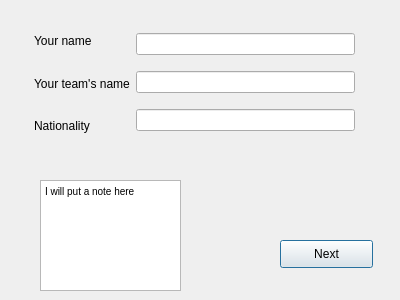
Old version of the form BTM_Qt/startmenu.ui in the repository skandermoalla/CSE201-Top5.
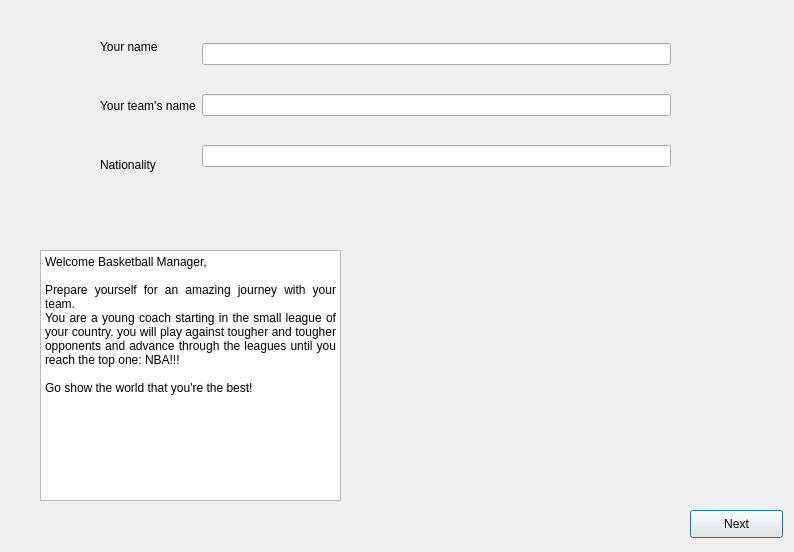
New version of the form.

Diff of the .ui file:
```diff
--- a/BTM_Qt/startmenu.ui
+++ b/BTM_Qt/startmenu.ui
@@ -6,8 +6,8 @@
    <rect>
     <x>0</x>
     <y>0</y>
-    <width>400</width>
-    <height>300</height>
+    <width>794</width>
+    <height>552</height>
    </rect>
   </property>
   <property name="windowTitle">
@@ -17,9 +17,9 @@
    <property name="geometry">
     <rect>
      <x>40</x>
-     <y>180</y>
-     <width>141</width>
-     <height>111</height>
+     <y>250</y>
+     <width>301</width>
+     <height>251</height>
     </rect>
    </property>
    <property name="html">
@@ -27,14 +27,19 @@
 &lt;html&gt;&lt;head&gt;&lt;meta name=&quot;qrichtext&quot; content=&quot;1&quot; /&gt;&lt;style type=&quot;text/css&quot;&gt;
 p, li { white-space: pre-wrap; }
 &lt;/style&gt;&lt;/head&gt;&lt;body style=&quot; font-family:'MS Shell Dlg 2'; font-size:7.8pt; font-weight:400; font-style:normal;&quot;&gt;
-&lt;p style=&quot; margin-top:0px; margin-bottom:0px; margin-left:0px; margin-right:0px; -qt-block-indent:0; text-indent:0px;&quot;&gt;I will put a note here&lt;/p&gt;&lt;/body&gt;&lt;/html&gt;</string>
+&lt;p style=&quot; margin-top:0px; margin-bottom:0px; margin-left:0px; margin-right:0px; -qt-block-indent:0; text-indent:0px;&quot;&gt;&lt;span style=&quot; font-size:9pt; color:#000000;&quot;&gt;Welcome Basketball Manager,&lt;/span&gt;&lt;/p&gt;
+&lt;p style=&quot;-qt-paragraph-type:empty; margin-top:0px; margin-bottom:0px; margin-left:0px; margin-right:0px; -qt-block-indent:0; text-indent:0px; font-size:9pt; color:#ff0000;&quot;&gt;&lt;br /&gt;&lt;/p&gt;
+&lt;p align=&quot;justify&quot; style=&quot; margin-top:0px; margin-bottom:0px; margin-left:0px; margin-right:0px; -qt-block-indent:0; text-indent:0px;&quot;&gt;&lt;span style=&quot; font-size:9pt; color:#000000;&quot;&gt;Prepare yourself for an amazing journey with your team.&lt;/span&gt;&lt;/p&gt;
+&lt;p align=&quot;justify&quot; style=&quot; margin-top:0px; margin-bottom:0px; margin-left:0px; margin-right:0px; -qt-block-indent:0; text-indent:0px;&quot;&gt;&lt;span style=&quot; font-size:9pt; color:#000000;&quot;&gt;You are a young coach starting in the small league of your country. you will play against tougher and tougher opponents and advance through the leagues until you reach the top one: NBA!!!&lt;/span&gt;&lt;/p&gt;
+&lt;p style=&quot;-qt-paragraph-type:empty; margin-top:0px; margin-bottom:0px; margin-left:0px; margin-right:0px; -qt-block-indent:0; text-indent:0px; font-size:9pt; color:#ff0000;&quot;&gt;&lt;br /&gt;&lt;/p&gt;
+&lt;p style=&quot; margin-top:0px; margin-bottom:0px; margin-left:0px; margin-right:0px; -qt-block-indent:0; text-indent:0px;&quot;&gt;&lt;span style=&quot; font-size:9pt; color:#000000;&quot;&gt;Go show the world that you're the best! &lt;/span&gt;&lt;span style=&quot; font-size:9pt; color:#ff0000;&quot;&gt; &lt;/span&gt;&lt;/p&gt;&lt;/body&gt;&lt;/html&gt;</string>
    </property>
   </widget>
   <widget class="QPushButton" name="Next">
    <property name="geometry">
     <rect>
-     <x>280</x>
-     <y>240</y>
+     <x>690</x>
+     <y>510</y>
      <width>93</width>
      <height>28</height>
     </rect>
@@ -43,13 +48,13 @@
     <string>Next</string>
    </property>
   </widget>
-  <widget class="QWidget" name="">
+  <widget class="QWidget" name="layoutWidget">
    <property name="geometry">
     <rect>
-     <x>34</x>
-     <y>23</y>
-     <width>321</width>
-     <height>121</height>
+     <x>100</x>
+     <y>20</y>
+     <width>571</width>
+     <height>171</height>
     </rect>
    </property>
    <layout class="QHBoxLayout" name="horizontalLayout">
```
